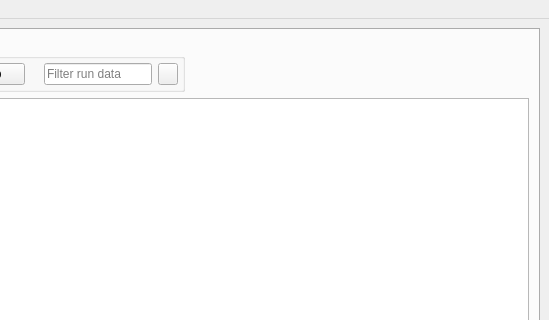
This is frontend/mainwindow.ui in disorderedmaterials/jv2 as Qt 5 draws it before an edit; both pictures show x 268 to 817 and y 0 to 320 of the 817 by 605 pixel window. The edited form follows.
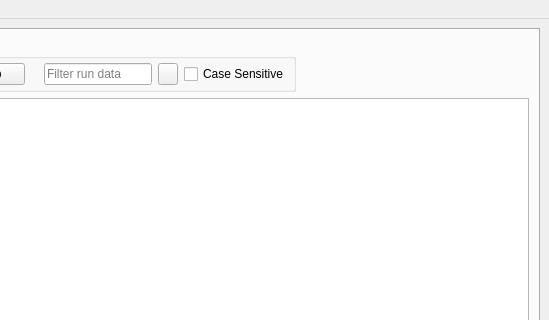
This is the edited form. Icons and pictures are not drawn.

Commit message: add case sensitivity option to filter box

What changed in the file:
```diff
--- a/frontend/mainwindow.ui
+++ b/frontend/mainwindow.ui
@@ -187,6 +187,13 @@
                  </property>
                 </widget>
                </item>
+               <item>
+                <widget class="QCheckBox" name="caseSensitiveCheckBox">
+                 <property name="text">
+                  <string>Case Sensitive</string>
+                 </property>
+                </widget>
+               </item>
               </layout>
              </widget>
             </item>
```
Left out of the diff: 10 changed lines with no effect on the pictures. The commit also changes 3 other files.
